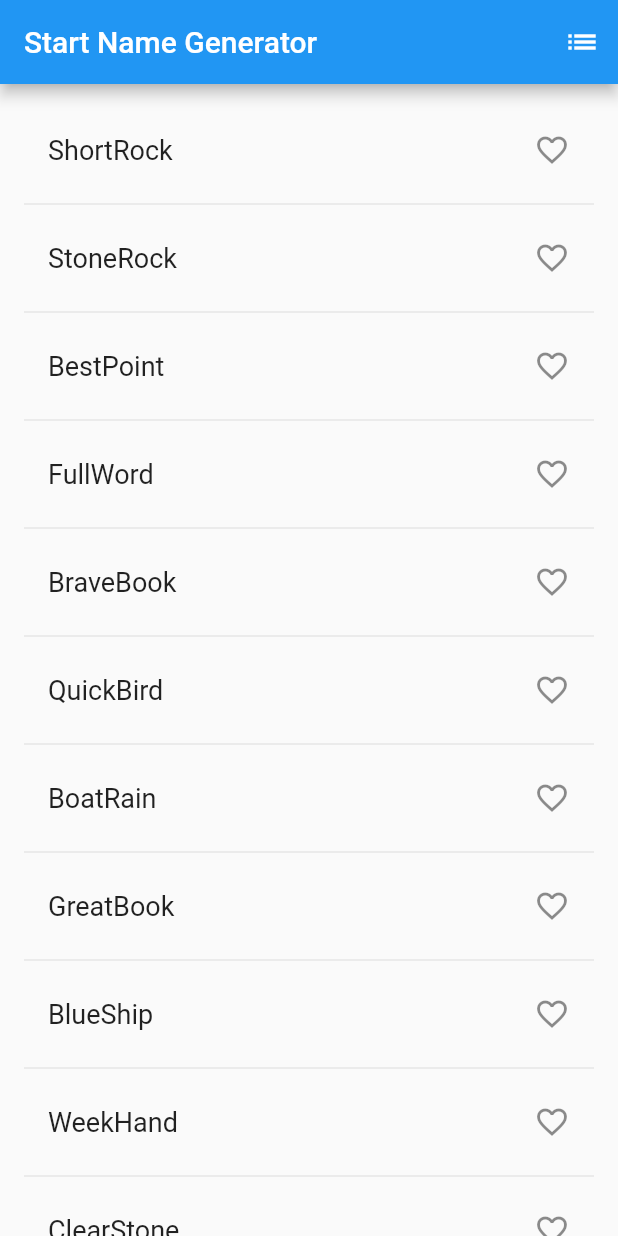
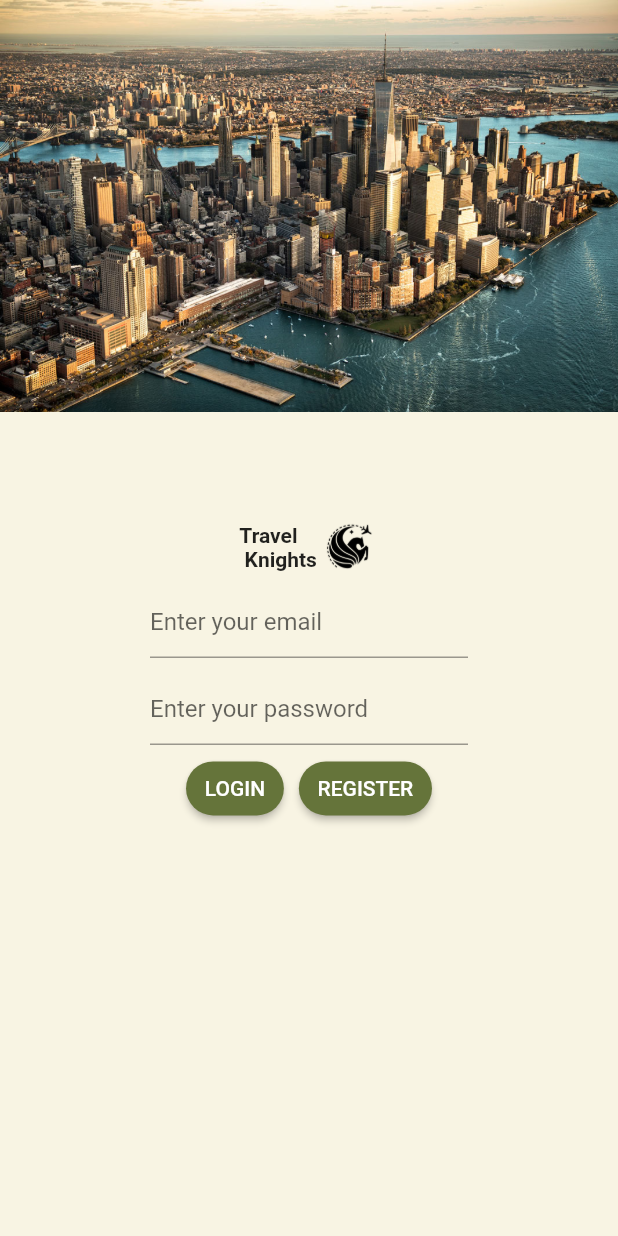
Before and after one commit to DanielG0628/TravelKnights-Website, a Flutter app: the screen it shows after launch, on a phone screen of 412 x 824 dp. Run offline on Flutter 3.47's test engine with Material 2 defaults, Android fonts, the phone set to English and light mode, and no system bars; our stand-ins replace flutter_svg; Roboto replaces fonts that are missing (UCF).

Commit message:
Created mobile Login Page

```diff
--- /dev/null
+++ b/mobile/lib/components/rounded_button.dart
@@ -0,0 +1,32 @@
+import 'package:flutter/material.dart';
+import 'package:travelknights/constants.dart';
+
+class RoundedButton extends StatelessWidget {
+  final String? text;
+  final VoidCallback? press;
+  final Color color, textColor;
+  const RoundedButton({
+    Key? key,
+    this.text,
+    this.press,
+    this.color = kThirdColor,
+    this.textColor = Colors.white,
+  }) : super(key: key);
+
+  @override
+  Widget build(BuildContext context) {
+    Size size = MediaQuery.of(context).size;
+    return Container(
+      child: ElevatedButton(
+        style: ElevatedButton.styleFrom(
+          primary: color,
+          shape:
+              RoundedRectangleBorder(borderRadius: BorderRadius.circular(18.0)),
+          padding: EdgeInsets.symmetric(vertical: 7.5, horizontal: 12.5),
+        ),
+        onPressed: press,
+        child: (Text(text!, style: TextStyle(color: textColor))),
+      ),
+    );
+  }
+}
--- /dev/null
+++ b/mobile/lib/constants.dart
@@ -0,0 +1,5 @@
+import 'package:flutter/material.dart';
+
+const kPrimaryColor = Color(0xFF433633);
+const kSecondColor = Color(0xFFF8F4E3);
+const kThirdColor = Color(0xFF65743A);
--- a/mobile/lib/main.dart
+++ b/mobile/lib/main.dart
@@ -1,6 +1,7 @@
 import 'package:flutter/material.dart';
 import 'package:flutter/services.dart';
-import 'package:english_words/english_words.dart';
+import 'package:travelknights/constants.dart';
+import 'package:travelknights/screens/Welcome/sign_in.dart';
 
 void main() {
   runApp(const MyApp());
@@ -11,97 +12,12 @@ class MyApp extends StatelessWidget {
 
   @override
   Widget build(BuildContext context) {
-    return const MaterialApp(
-      title: 'Start Name Generator',
-      home: RandomWords(),
+    return MaterialApp(
+      debugShowCheckedModeBanner: false,
+      title: 'Travel Knights',
+      theme: ThemeData(
+          primaryColor: kPrimaryColor, scaffoldBackgroundColor: kSecondColor),
+      home: SignInScreen(),
     );
   }
 }
-
-class RandomWords extends StatefulWidget {
-  const RandomWords({super.key});
-
-  @override
-  State<RandomWords> createState() => _RandomWordsState();
-}
-
-class _RandomWordsState extends State<RandomWords> {
-  final _suggestions = <WordPair>[];
-  final _saved = <WordPair>[];
-  final _biggerFont = const TextStyle(fontSize: 18);
-  @override
-  Widget build(BuildContext context) {
-    return Scaffold(
-      appBar: AppBar(
-        title: const Text('Start Name Generator'),
-        actions: [
-          IconButton(
-            icon: const Icon(Icons.list),
-            onPressed: _pushSaved,
-            tooltip: 'Saved Suggestions',
-          ),
-        ],
-      ),
-      body: ListView.builder(
-        padding: const EdgeInsets.all(16.0),
-        itemBuilder: (context, i) {
-          if (i.isOdd) return const Divider();
-
-          final index = i ~/ 2;
-          if (index >= _suggestions.length) {
-            _suggestions.addAll(generateWordPairs().take(10));
-          }
-
-          final alreadySaved = _saved.contains(_suggestions[index]);
-          return ListTile(
-              title: Text(
-                _suggestions[index].asPascalCase,
-                style: _biggerFont,
-              ),
-              trailing: Icon(
-                alreadySaved ? Icons.favorite : Icons.favorite_border,
-                color: alreadySaved ? Colors.red : null,
-                semanticLabel: alreadySaved ? 'remove from saved' : 'Save',
-              ),
-              onTap: () {
-                if (alreadySaved) {
-                  _saved.remove(_suggestions[index]);
-                } else {
-                  _saved.add(_suggestions[index]);
-                }
-              });
-        },
-      ),
-    );
-  }
-
-  void _pushSaved() {
-    Navigator.of(context).push(
-      MaterialPageRoute<void>(builder: (context) {
-        final tiles = _saved.map(
-          (pair) {
-            return ListTile(
-              title: Text(
-                pair.asPascalCase,
-                style: _biggerFont,
-              ),
-            );
-          },
-        );
-        final divided = tiles.isNotEmpty
-            ? ListTile.divideTiles(
-                context: context,
-                tiles: tiles,
-              ).toList()
-            : <Widget>[];
-
-        return Scaffold(
-          appBar: AppBar(
-            title: const Text('Saved Suggestions'),
-          ),
-          body: ListView(children: divided),
-        );
-      }),
-    );
-  }
-}
--- /dev/null
+++ b/mobile/lib/screens/Register/register.dart
@@ -0,0 +1,30 @@
+import 'package:flutter/material.dart';
+
+class Register extends StatelessWidget {
+  const Register({Key? key}) : super(key: key);
+
+  @override
+  Widget build(BuildContext context) {
+    Size size = MediaQuery.of(context).size;
+    return Scaffold(
+      appBar: AppBar(title: const Text('Register')),
+      body: Center(child: Body()),
+    );
+  }
+}
+
+class Body extends StatelessWidget {
+  const Body({Key? key}) : super(key: key);
+
+  @override
+  Widget build(BuildContext context) {
+    return Align(
+      alignment: Alignment.bottomCenter,
+      child: TextButton(
+          onPressed: () {
+            Navigator.pop(context);
+          },
+          child: Text("Already have an account? Sign in here")),
+    );
+  }
+}
--- /dev/null
+++ b/mobile/lib/screens/Welcome/components/background.dart
@@ -0,0 +1,29 @@
+import 'package:flutter/material.dart';
+
+class Background extends StatelessWidget {
+  final Widget child;
+  const Background({
+    Key? key,
+    required this.child,
+  }) : super(key: key);
+
+  @override
+  Widget build(BuildContext context) {
+    Size size = MediaQuery.of(context).size;
+    return Container(
+      height: size.height,
+      width: double.infinity,
+      child: Stack(
+        alignment: Alignment.center,
+        children: <Widget>[
+          Positioned(
+              top: 0,
+              left: 0,
+              child:
+                  Image.asset("assets/images/new-york.png", width: size.width)),
+          child,
+        ],
+      ),
+    );
+  }
+}
--- /dev/null
+++ b/mobile/lib/screens/Welcome/components/body.dart
@@ -0,0 +1,64 @@
+import 'package:flutter/material.dart';
+import 'package:travelknights/components/rounded_button.dart';
+import 'package:travelknights/constants.dart';
+import 'package:travelknights/screens/Register/register.dart';
+import 'package:travelknights/screens/Welcome/components/background.dart';
+import 'package:flutter_svg/svg.dart';
+
+class Body extends StatelessWidget {
+  @override
+  Widget build(BuildContext context) {
+    Size size = MediaQuery.of(context).size;
+    return Background(
+        child: Column(
+      mainAxisAlignment: MainAxisAlignment.center,
+      children: <Widget>[
+        SizedBox(height: 70),
+        Row(mainAxisAlignment: MainAxisAlignment.center, children: [
+          Text("Travel \n Knights",
+              style: TextStyle(fontWeight: FontWeight.bold, fontFamily: 'UCF')),
+          Image.asset("assets/images/travelknightslogo.png",
+              width: size.width * .1)
+        ]),
+        Padding(
+          padding: const EdgeInsets.symmetric(vertical: 5.0, horizontal: 100),
+          child: TextFormField(
+              decoration: const InputDecoration(hintText: 'Enter your email'),
+              validator: (String? value) {
+                if (value == null || value.isEmpty) {
+                  return 'Please enter some text';
+                }
+                return null;
+              }),
+        ),
+        Padding(
+          padding: const EdgeInsets.symmetric(vertical: 5.0, horizontal: 100),
+          child: TextFormField(
+              decoration:
+                  const InputDecoration(hintText: 'Enter your password'),
+              validator: (String? value) {
+                if (value == null || value.isEmpty) {
+                  return 'Please enter some text';
+                }
+                return null;
+              }),
+        ),
+        Row(
+          mainAxisAlignment: MainAxisAlignment.center,
+          children: [
+            RoundedButton(text: "LOGIN", press: () {}),
+            SizedBox(width: 10),
+            RoundedButton(
+                text: "REGISTER",
+                press: () {
+                  Navigator.push(
+                      context,
+                      MaterialPageRoute(
+                          builder: (context) => const Register()));
+                }),
+          ],
+        )
+      ],
+    ));
+  }
+}
--- /dev/null
+++ b/mobile/lib/screens/Welcome/sign_in.dart
@@ -0,0 +1,14 @@
+import 'package:flutter/material.dart';
+import 'package:travelknights/Screens/Welcome/components/body.dart';
+
+class SignInScreen extends StatelessWidget {
+  const SignInScreen({Key? key}) : super(key: key);
+
+  @override
+  Widget build(BuildContext context) {
+    return Scaffold(
+      resizeToAvoidBottomInset: false,
+      body: Body(),
+    );
+  }
+}
```
Also changed, not shown: mobile/lib/utils/getAPI.dart (+21 -1 lines), mobile/pubspec.yaml (+10 -8 lines), mobile/assets/fonts/NCAA-UCF-Knights.otf (added), mobile/assets/images/Name.PNG (added), mobile/assets/images/new-york.png (added), mobile/assets/images/travelknightslogo.png (added), mobile/pubspec.lock.
